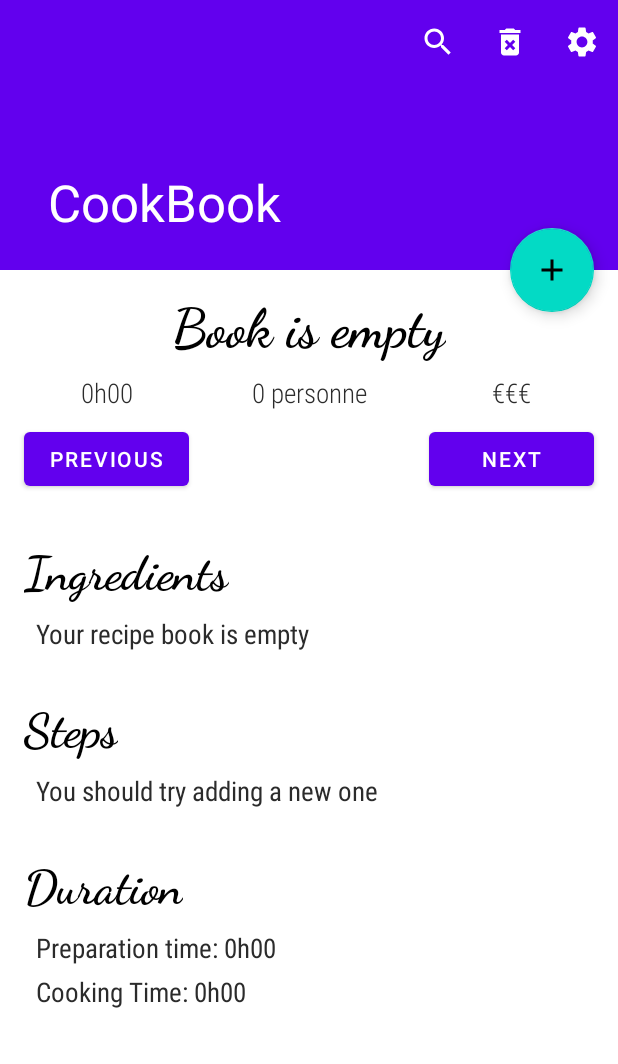
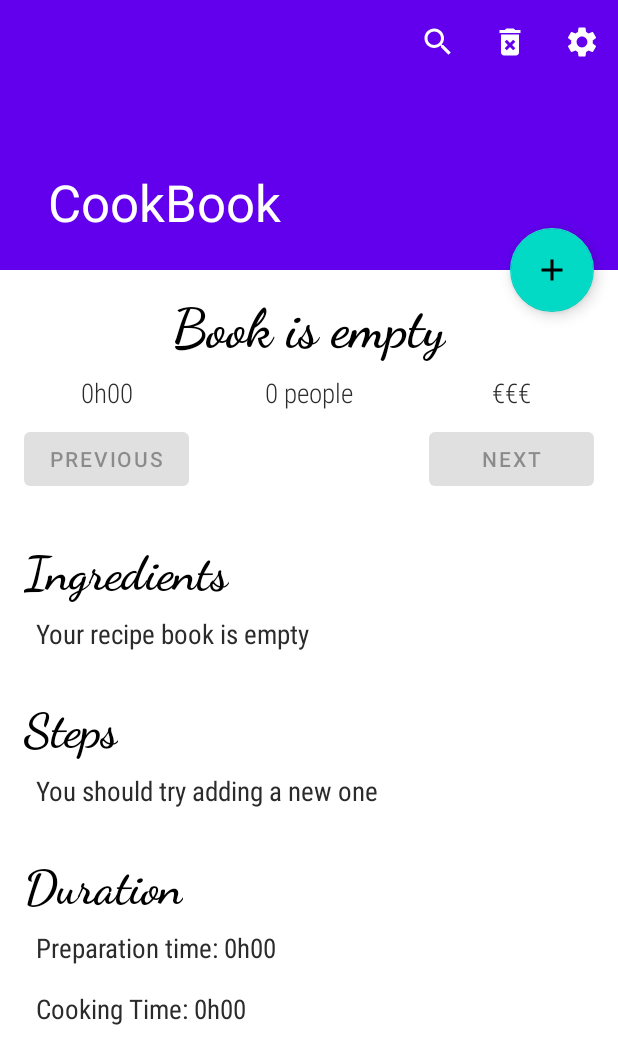
Before and after one commit to Aryssimon/CookBook, an Android app: the screen it shows after launch (MainActivity), on a phone screen of 412 x 824 dp. Shown: the top 1064 px of the screen. Run offline under Robolectric (Android 15) with nearby library versions, the phone set to English and light mode, and no system bars; our stand-ins replace Room's generated code.

Commit message:
display recipe on main activity from room db

```diff
--- a/app/src/main/java/be/aryssimon/cookbook/MainActivity.kt
+++ b/app/src/main/java/be/aryssimon/cookbook/MainActivity.kt
@@ -1,17 +1,33 @@
 package be.aryssimon.cookbook
 
+import android.annotation.SuppressLint
 import android.content.Intent
 import android.os.Bundle
 import android.util.DisplayMetrics
 import android.view.Menu
 import android.view.MenuItem
+import android.view.View
+import android.widget.Button
 import android.widget.TextView
 import android.widget.Toast
 import androidx.appcompat.app.AppCompatActivity
+import androidx.room.Room
 import com.google.android.material.appbar.CollapsingToolbarLayout
 import com.google.android.material.floatingactionbutton.FloatingActionButton
 
 class MainActivity : AppCompatActivity() {
+
+    private lateinit var recipeList: List<Recipe>
+    private var index: Int? = null
+
+    private var recipeTitle: TextView? = null
+    private var recipeTotalTime: TextView? = null
+    private var recipePeople: TextView? = null
+    private var recipePrice: TextView? = null
+    private var recipeIngredients: TextView? = null
+    private var recipeSteps: TextView? = null
+    private var recipePreparationTime: TextView? = null
+    private var recipeCookingTime: TextView? = null
 
     override fun onCreate(savedInstanceState: Bundle?) {
         super.onCreate(savedInstanceState)
@@ -19,6 +35,9 @@ class MainActivity : AppCompatActivity() {
         setSupportActionBar(findViewById(R.id.toolbar))
         findViewById<CollapsingToolbarLayout>(R.id.toolbar_layout).title = title
         setAddFloatingActionButton()
+        initializeVariables()
+        disableUselessButtons()
+        showRecipe()
 
     }
 
@@ -82,4 +101,71 @@ class MainActivity : AppCompatActivity() {
             }
         })
     }
+
+    @SuppressLint("SetTextI18n")
+    private fun showRecipe() {
+        if (recipeList.isNotEmpty()) {
+            val currentRecipe = recipeList[index?:0]
+
+            var priceRating = ""
+            for (i in 0 until currentRecipe.price) priceRating += getString(R.string.text_price)
+
+            recipeTitle?.text = currentRecipe.title
+            recipePeople?.text = currentRecipe.people.toString() + " " + getString(R.string.text_people)
+            recipePrice?.text = priceRating
+            recipeIngredients?.text = currentRecipe.ingredients
+            recipeSteps?.text = currentRecipe.steps
+            recipeTotalTime?.text = minutesToTimeFormat(currentRecipe.totalTime)
+            recipePreparationTime?.text = getString(R.string.text_prepa_time) + " " + minutesToTimeFormat(currentRecipe.preparationTime)
+            recipeCookingTime?.text = getString(R.string.text_cooking_time) + " " + minutesToTimeFormat(currentRecipe.cookingTime)
+        }
+    }
+
+    private fun disableUselessButtons() {
+        if (recipeList.size < 2) {
+            findViewById<Button>(R.id.nextButton).isEnabled = false
+            findViewById<Button>(R.id.previousButton).isEnabled = false
+        }
+    }
+
+    fun onClickNext(view: View) {
+        index = (index?:0) + 1
+        if (index!! >= recipeList.size) {
+            index = 0
+            showRecipe()
+        }
+
+    }
+
+    fun onClickPrevious(view: View) {
+        index = (index?:0) - 1
+        if (index!! < 0) {
+            index = recipeList.size - 1
+            showRecipe()
+        }
+    }
+
+    private fun initializeVariables() {
+        recipeList = Room
+            .databaseBuilder(this.applicationContext, AppDatabase::class.java, "database-name")
+            .allowMainThreadQueries()
+            .build()
+            .recipeDao()
+            .getAll()
+        index = recipeList.size / 2
+        recipeTitle = findViewById(R.id.recipe_title)
+        recipeTotalTime = findViewById(R.id.recipe_total_time)
+        recipePeople = findViewById(R.id.recipe_people)
+        recipePrice = findViewById(R.id.recipe_price)
+        recipeIngredients = findViewById(R.id.recipe_list_ingredients)
+        recipeSteps = findViewById(R.id.recipe_list_steps)
+        recipePreparationTime = findViewById(R.id.recipe_prepa_time)
+        recipeCookingTime = findViewById(R.id.recipe_cooking_time)
+    }
+
+    private fun minutesToTimeFormat(minutes: Int): String {
+        val hours = minutes / 60
+        val remainingMinutes = minutes % 60
+        return "${hours}h${remainingMinutes}min"
+    }
 }
--- a/app/src/main/res/layout/activity_main.xml
+++ b/app/src/main/res/layout/activity_main.xml
@@ -108,6 +108,7 @@
                 android:layout_height="wrap_content"
                 android:layout_marginTop="8dp"
                 android:layout_marginEnd="16dp"
+                android:onClick="onClickNext"
                 android:text="@string/next_button"
                 app:layout_constraintEnd_toEndOf="parent"
                 app:layout_constraintTop_toBottomOf="@+id/recipe_price" />
@@ -118,6 +119,7 @@
                 android:layout_height="wrap_content"
                 android:layout_marginStart="16dp"
                 android:layout_marginTop="8dp"
+                android:onClick="onClickPrevious"
                 android:text="@string/previous_button"
                 app:layout_constraintStart_toStartOf="parent"
                 app:layout_constraintTop_toBottomOf="@+id/recipe_total_time" />
@@ -199,22 +201,32 @@
                 app:layout_constraintTop_toBottomOf="@+id/recipe_list_steps" />
 
             <TextView
-                android:id="@+id/textView12"
-                android:layout_width="0dp"
+                android:id="@+id/recipe_prepa_time"
+                android:layout_width="wrap_content"
                 android:layout_height="wrap_content"
                 android:layout_marginStart="24dp"
                 android:layout_marginTop="8dp"
-                android:layout_marginEnd="16dp"
+                android:fontFamily="sans-serif-condensed"
+                android:text="@string/example_preparation_time"
+                android:textColor="@color/dark_gray"
+                android:textSize="18sp"
+                app:layout_constraintStart_toStartOf="parent"
+                app:layout_constraintTop_toBottomOf="@+id/recipe_duration" />
+
+            <TextView
+                android:id="@+id/recipe_cooking_time"
+                android:layout_width="wrap_content"
+                android:layout_height="wrap_content"
+                android:layout_marginStart="24dp"
+                android:layout_marginTop="16dp"
                 android:layout_marginBottom="64dp"
                 android:fontFamily="sans-serif-condensed"
-                android:lineSpacingExtra="8sp"
-                android:text="@string/example_duration"
+                android:text="@string/example_cooking_time"
                 android:textColor="@color/dark_gray"
                 android:textSize="18sp"
                 app:layout_constraintBottom_toBottomOf="parent"
-                app:layout_constraintEnd_toEndOf="parent"
                 app:layout_constraintStart_toStartOf="parent"
-                app:layout_constraintTop_toBottomOf="@+id/recipe_duration" />
+                app:layout_constraintTop_toBottomOf="@+id/recipe_prepa_time" />
 
         </androidx.constraintlayout.widget.ConstraintLayout>
     </androidx.core.widget.NestedScrollView>
--- a/app/src/main/res/values/strings.xml
+++ b/app/src/main/res/values/strings.xml
@@ -11,11 +11,12 @@
     // Example Recipe when book is empty
     <string name="example_title">Book is empty</string>
     <string name="example_total_time">0h00</string>
-    <string name="example_people">0 personne</string>
+    <string name="example_people">0 people</string>
     <string name="example_price">€€€</string>
     <string name="example_ingredients">Your recipe book is empty</string>
     <string name="example_steps">You should try adding a new one</string>
-    <string name="example_duration">Preparation time: 0h00\nCooking Time: 0h00</string>
+    <string name="example_preparation_time">Preparation time: 0h00</string>
+    <string name="example_cooking_time">Cooking Time: 0h00</string>
 
     // Main Activity
     <string name="ingredients_title">Ingredients</string>
@@ -23,6 +24,10 @@
     <string name="duration_title">Duration</string>
     <string name="next_button">Next</string>
     <string name="previous_button">Previous</string>
+    <string name="text_prepa_time">Preparation time: </string>
+    <string name="text_cooking_time">Cooking Time: </string>
+    <string name="text_people"> people</string>
+    <string name="text_price">€</string>
 
 
     // Add Activity
```
Also changed, not shown: app/src/main/java/be/aryssimon/cookbook/AddActivity.kt (+8 -4 lines), app/src/main/java/be/aryssimon/cookbook/Recipe.kt (+4 -3 lines).
